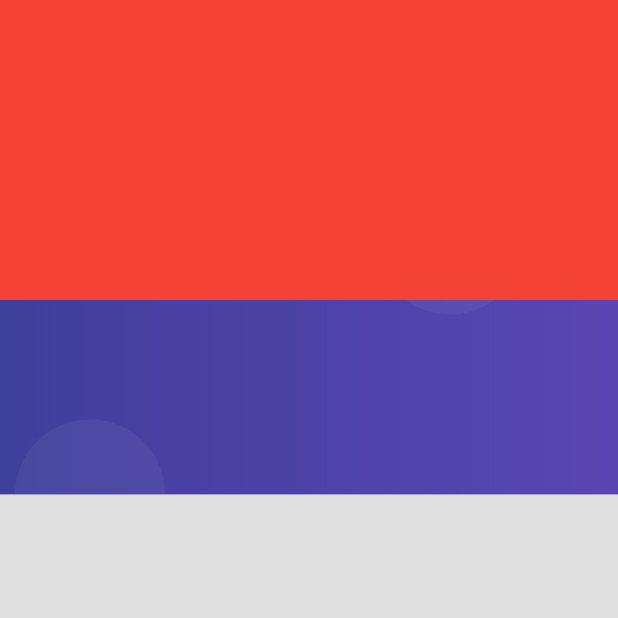
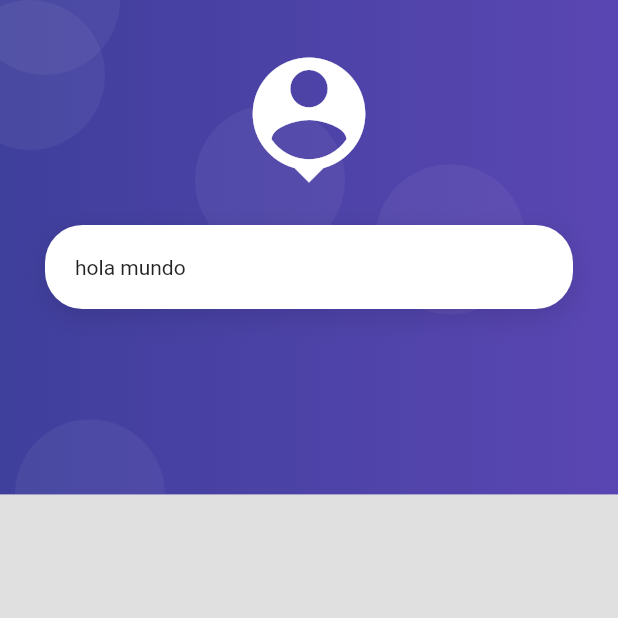
Before and after one commit to juliangranda/flutter, a Flutter app: the screen it shows after launch, on a phone screen of 412 x 824 dp, the top half of it. Run offline on Flutter 3.47's test engine with Material 2 defaults, Android fonts, the phone set to English and light mode, and no system bars; our stand-ins replace card_swiper.

Commit message:
pasar un widget con argumentos a otro widget (contenedor blanco)

```diff
--- a/flutter/productos_app/lib/screens/login_screen.dart
+++ b/flutter/productos_app/lib/screens/login_screen.dart
@@ -7,11 +7,17 @@ class LoginScreen extends StatelessWidget {
   Widget build(BuildContext context) {
     return Scaffold(
       body: AuthBackground(
-        child: Container(
-          width: double.infinity,
-          height: 200,
-          color: Colors.red,
-        ),
+        //singlechildscrollview me va a permitir hacer scroll si los hijos o child sobrepasan la capacidad del dispositivo
+        child: SingleChildScrollView(
+          child: Column(
+            children: [
+              SizedBox(height: 150),
+              CardContainer(
+                child: Text('hola mundo'),
+              ),
+            ],
+          ),
+        )
       ),
     );
   }
--- /dev/null
+++ b/flutter/productos_app/lib/widgets/card_container.dart
@@ -0,0 +1,44 @@
+import 'package:flutter/material.dart';
+
+class CardContainer extends StatelessWidget {
+
+  final Widget child;
+
+  const CardContainer({
+    Key? key,
+     required this.child
+     }) : super(key: key);
+
+
+  @override
+  Widget build(BuildContext context) {
+    //se envolvio en otro widget llamado padding para darle algo de espacio en los lados
+    return Padding(
+      padding: EdgeInsets.symmetric(horizontal: 30),
+      child: Container(
+        width: double.infinity,
+        padding: EdgeInsets.all(20),
+        //height: 250,
+        //color:Colors.red,
+        decoration: _createCardShape(),
+        //nota: lo que esta haciendo aqui es que desde el widget con padding o container central
+        //va a recibir argumentos desde el login screen para visualizarlos en el container central o widget
+        child: this.child,
+      ),
+    );
+  }
+
+  BoxDecoration _createCardShape() => BoxDecoration(
+
+    color: Colors.white,
+    borderRadius: BorderRadius.circular(25),
+    boxShadow: [
+      BoxShadow(
+        color: Colors.black12,
+        blurRadius: 15,
+        //offset asignacion de la sombra en x o y
+        offset: Offset(0,5)
+      )
+    ]
+  );
+}
--- a/flutter/productos_app/lib/widgets/widgets.dart
+++ b/flutter/productos_app/lib/widgets/widgets.dart
@@ -1 +1,2 @@
 export 'package:productos_app/widgets/auth_background.dart';
+export 'package:productos_app/widgets/card_container.dart';
```
